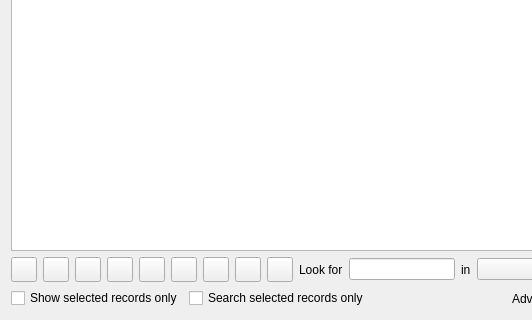
This is qgis/src/ui/qgsattributetabledialog.ui in sourcepole/qgis as Qt 5 draws it before an edit; both pictures show x 0 to 532 and y 250 to 570 of the 646 by 570 pixel window. The edited form follows.
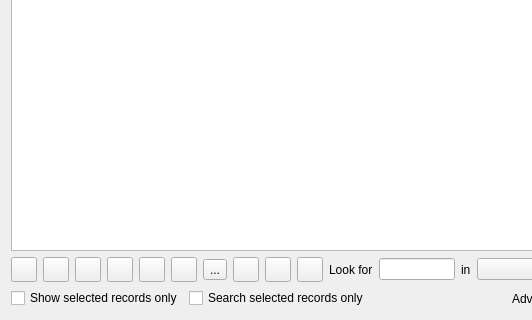
This is the edited form. Icons and pictures are not drawn. Custom widgets are drawn as their Qt base class.

```diff
--- a/qgis/src/ui/qgsattributetabledialog.ui
+++ b/qgis/src/ui/qgsattributetabledialog.ui
@@ -170,6 +170,17 @@
        </property>
       </widget>
      </item>
+     <item>
+      <widget class="QToolButton" name="mDeleteSelectedButton">
+       <property name="text">
+        <string>...</string>
+       </property>
+       <property name="icon">
+        <iconset>
+         <normaloff>../../images/themes/default/mActionDeleteSelected.png</normaloff>../../images/themes/default/mActionDeleteSelected.png</iconset>
+       </property>
+      </widget>
+     </item>
      <item>
       <widget class="QToolButton" name="mAddAttribute">
        <property name="toolTip">
```
Left out of the diff: 102 changed lines with no effect on the pictures.
